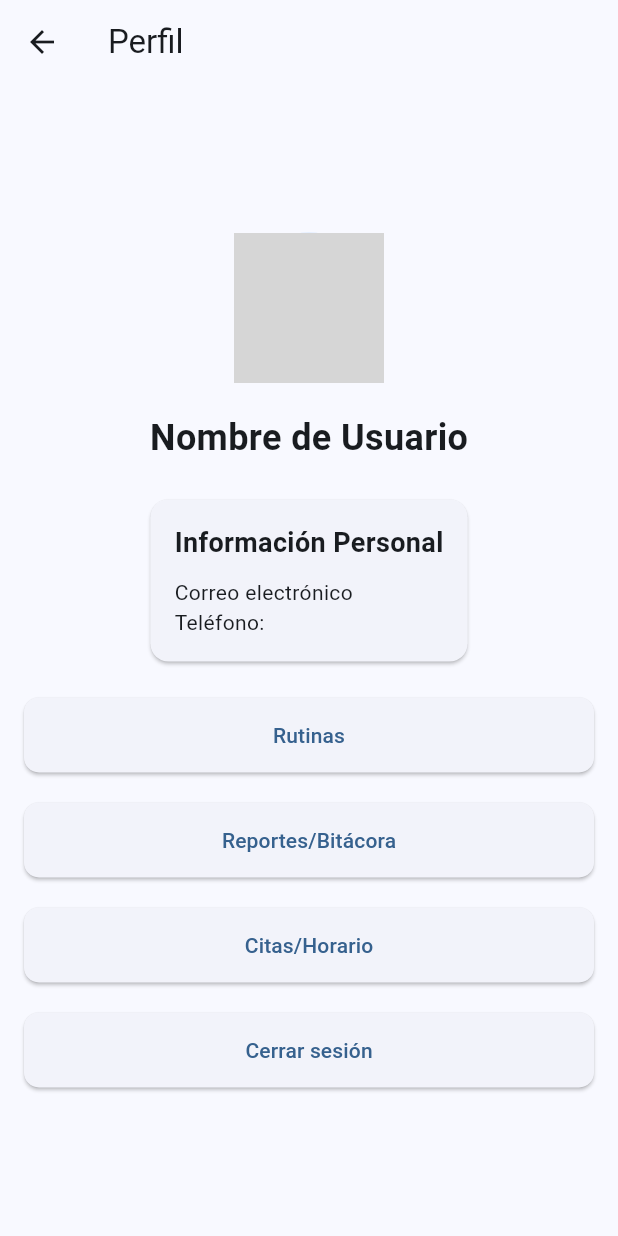
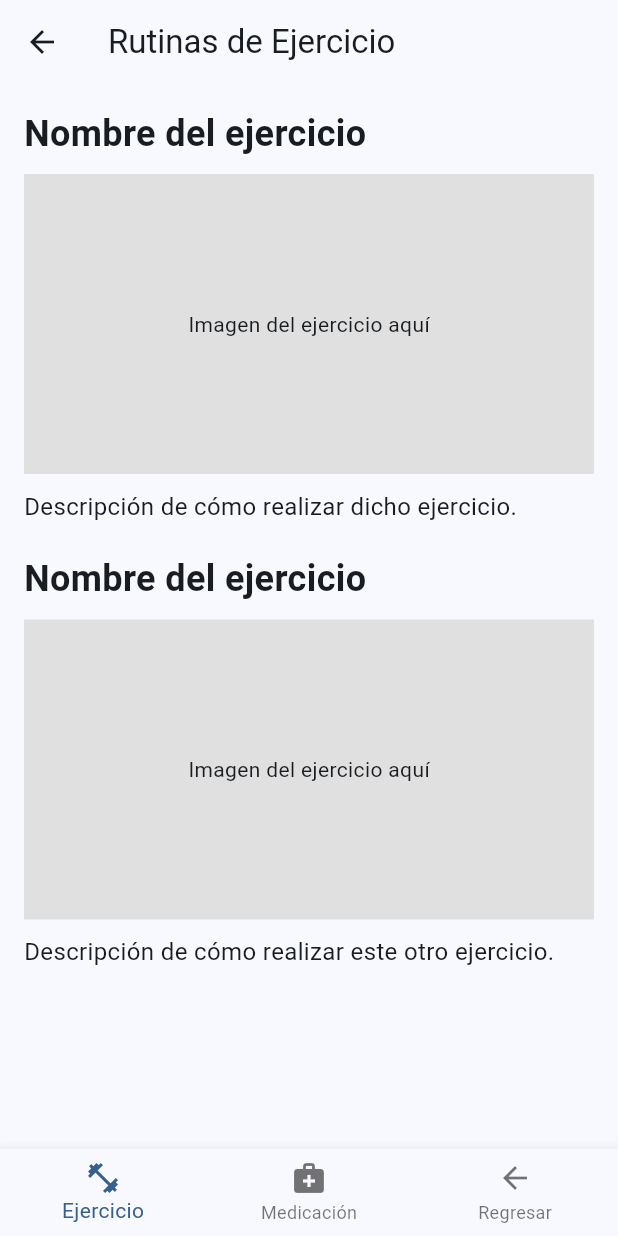
Before and after one commit to SaulVVelazquez/recoverfusion, a Flutter app: the ProfilePage screen opened directly, after a tap on "Rutinas", on a phone screen of 412 x 824 dp. Run offline on Flutter 3.47's test engine with Material 3 defaults, Android fonts, the light colour scheme and no system bars; our stand-ins replace image_picker; missing offline and left inert: qr_code_scanner; grey boxes are pictures that could not be loaded.

Commit message:
ya esta maquedo perfil y rutinas similar a los diseños que estan en miro , lo estoy haciendo desde el visual

```diff
--- a/lib/perfil.dart
+++ b/lib/perfil.dart
@@ -1,106 +1,168 @@
 import 'package:flutter/material.dart';
+import 'rutinas.dart';  // Importa la pantalla de Rutinas
+import 'dart:io';
+import 'package:image_picker/image_picker.dart'; // Asegúrate de agregar esta dependencia en tu pubspec.yaml
 
-class ProfilePage extends StatelessWidget {
+class ProfilePage extends StatefulWidget {
   const ProfilePage({super.key});
+
+  @override
+  _ProfilePageState createState() => _ProfilePageState();
+}
+
+class _ProfilePageState extends State<ProfilePage> {
+  File? _image; // Variable para almacenar la imagen seleccionada
+
+  Future<void> _chooseImage() async {
+    showModalBottomSheet(
+      context: context,
+      backgroundColor: Colors.white, // Cambia el color de fondo del modal
+      shape: RoundedRectangleBorder(
+        borderRadius: BorderRadius.vertical(top: Radius.circular(16.0)), // Redondea las esquinas superiores
+      ),
+      builder: (BuildContext context) {
+        return SingleChildScrollView( // Agrega un ScrollView para manejar el desbordamiento
+          child: Container(
+            padding: const EdgeInsets.all(16.0),
+            child: Column(
+              mainAxisSize: MainAxisSize.min, // Permite que el modal tenga el tamaño adecuado
+              children: [
+                const Text(
+                  'Selecciona una opción',
+                  style: TextStyle(fontSize: 18, fontWeight: FontWeight.bold),
+                ),
+                const SizedBox(height: 10),
+                ListTile(
+                  leading: const Icon(Icons.camera_alt),
+                  title: const Text('Tomar una foto'),
+                  onTap: () async {
+                    Navigator.pop(context); // Cierra el modal
+                    final ImagePicker picker = ImagePicker();
+                    final XFile? pickedFile = await picker.pickImage(source: ImageSource.camera);
+
+                    if (pickedFile != null) {
+                      setState(() {
+                        _image = File(pickedFile.path); // Actualiza la variable de la imagen
+                      });
+                    }
+                  },
+                ),
+                ListTile(
+                  leading: const Icon(Icons.photo),
+                  title: const Text('Subir desde galería'),
+                  onTap: () async {
+                    Navigator.pop(context); // Cierra el modal
+                    final ImagePicker picker = ImagePicker();
+                    final XFile? pickedFile = await picker.pickImage(source: ImageSource.gallery);
+
+                    if (pickedFile != null) {
+                      setState(() {
+                        _image = File(pickedFile.path); // Actualiza la variable de la imagen
+                      });
+                    }
+                  },
+                ),
+              ],
+            ),
+          ),
+        );
+      },
+    );
+  }
 
   @override
   Widget build(BuildContext context) {
     return Scaffold(
       appBar: AppBar(
-        title: const Text('Perfil'),
+        title: const Text('Perfil del Usuario'),
       ),
-      body: Center(
-        child: SingleChildScrollView(
+      body: Padding(
         padding: const EdgeInsets.all(16.0),
         child: Column(
+          crossAxisAlignment: CrossAxisAlignment.start,
+          children: [
+            // Foto del usuario
+            Center(
+              child: GestureDetector(
+                onTap: _chooseImage, // Permitir al usuario seleccionar una foto al tocar la imagen
+                child: CircleAvatar(
+                  radius: 50,
+                  backgroundImage: _image != null
+                      ? FileImage(_image!) // Muestra la imagen seleccionada
+                      : null, // No hay imagen predeterminada
+                  child: _image == null
+                      ? Column(
                           mainAxisAlignment: MainAxisAlignment.center,
-            children: <Widget>[
-              // Espacio para la foto de perfil
-              const CircleAvatar(
-                radius: 50,
-                backgroundImage: AssetImage('assets/profile_picture.png'), // Asegúrate de tener esta imagen
+                          children: const [
+                            Icon(Icons.camera_alt, size: 30), // Icono de cámara
+                            SizedBox(height: 4),
+                            Text(
+                              'Por favor ingrese su foto de perfil',
+                              style: TextStyle(fontSize: 12, color: Colors.black54), // Texto en gris
+                              textAlign: TextAlign.center, // Alineación centrada
                             ),
-              const SizedBox(height: 20),
-              // Nombre de usuario
-              const Text(
-                'Nombre de Usuario', // Coloca aquí el nombre del usuario
-                style: TextStyle(fontSize: 24, fontWeight: FontWeight.bold),
-              ),
-              const SizedBox(height: 20),
-              // Sección de información personal
-              const Card(
-                child: Padding(
-                  padding: EdgeInsets.all(16.0),
-                  child: Column(
-                    crossAxisAlignment: CrossAxisAlignment.start,
-                    children: <Widget>[
-                      Text('Información Personal', style: TextStyle(fontSize: 18, fontWeight: FontWeight.bold)),
-                      SizedBox(height: 10),
-                      Text('Correo electrónico'), // Coloca el correo aquí
-                      Text('Teléfono:'), // Coloca el teléfono aquí
-                      // Agrega más información personal si es necesario
                           ],
+                        )
+                      : null,
                 ),
               ),
             ),
             const SizedBox(height: 20),
-              // Botón de Rutinas
-              ElevatedButton(
-                onPressed: () {
-                  // Navegar a la página de Rutinas
-                },
-                style: ElevatedButton.styleFrom(
-                  minimumSize: const Size(double.infinity, 50),
-                  shape: RoundedRectangleBorder(
-                    borderRadius: BorderRadius.circular(10.0),
-                  ),
-                ),
-                child: const Text('Rutinas'),
+
+            // Información del usuario
+            const Text(
+              'Nombre de usuario',
+              style: TextStyle(fontSize: 24, fontWeight: FontWeight.bold),
             ),
             const SizedBox(height: 20),
-              // Botón de Reportes/Bitácora
-              ElevatedButton(
-                onPressed: () {
-                  // Navegar a la página de Reportes/Bitácora
+
+            // Opciones del perfil (Información Personal, Rutinas, Reportes, etc.)
+            ListTile(
+              leading: const Icon(Icons.person),
+              title: const Text('Información Personal'),
+              onTap: () {
+                // Aquí puedes navegar a la pantalla de información personal
               },
-                style: ElevatedButton.styleFrom(
-                  minimumSize: const Size(double.infinity, 50),
-                  shape: RoundedRectangleBorder(
-                    borderRadius: BorderRadius.circular(10.0),
             ),
+            ListTile(
+              leading: const Icon(Icons.fitness_center),
+              title: const Text('Rutinas'),
+              onTap: () {
+                // Navegar a la pantalla de Rutinas
+                Navigator.push(
+                  context,
+                  MaterialPageRoute(
+                    builder: (context) => const RutinasPage(),
                   ),
-                child: const Text('Reportes/Bitácora'),
+                );
+              },
+            ),
+            ListTile(
+              leading: const Icon(Icons.report),
+              title: const Text('Reportes'),
+              onTap: () {
+                // Navegar a la pantalla de reportes (pendiente de crear)
+              },
+            ),
+            ListTile(
+              leading: const Icon(Icons.schedule),
+              title: const Text('Horario'),
+              onTap: () {
+                // Navegar a la pantalla de horario (pendiente de crear)
+              },
             ),
             const SizedBox(height: 20),
-              // Botón de Citas/Horario
-              ElevatedButton(
-                onPressed: () {
-                  // Navegar a la página de Citas/Horario
-                },
-                style: ElevatedButton.styleFrom(
-                  minimumSize: const Size(double.infinity, 50),
-                  shape: RoundedRectangleBorder(
-                    borderRadius: BorderRadius.circular(10.0),
-                  ),
-                ),
-                child: const Text('Citas/Horario'),
-              ),
-              const SizedBox(height: 20),
-              // Botón de Cerrar sesión
-              ElevatedButton(
+
+            // Cerrar sesión
+            Center(
+              child: ElevatedButton(
                 onPressed: () {
                   // Lógica para cerrar sesión
                 },
-                style: ElevatedButton.styleFrom(
-                  minimumSize: const Size(double.infinity, 50),
-                  shape: RoundedRectangleBorder(
-                    borderRadius: BorderRadius.circular(10.0),
+                child: const Text('Cerrar sesión'),
               ),
             ),
-                child: const Text('Cerrar sesión'),
-              ),
           ],
-          ),
         ),
       ),
     );
--- /dev/null
+++ b/lib/rutinas.dart
@@ -0,0 +1,91 @@
+import 'package:flutter/material.dart';
+
+class RutinasPage extends StatelessWidget {
+  const RutinasPage({super.key});
+
+  @override
+  Widget build(BuildContext context) {
+    return Scaffold(
+      appBar: AppBar(
+        title: const Text('Rutinas de Ejercicio'),
+      ),
+      body: SingleChildScrollView(
+        padding: const EdgeInsets.all(16.0),
+        child: Column(
+          crossAxisAlignment: CrossAxisAlignment.start,
+          children: [
+            const Text(
+              'Nombre del ejercicio',
+              style: TextStyle(fontSize: 24, fontWeight: FontWeight.bold),
+            ),
+            const SizedBox(height: 10),
+
+            // Espacio para la imagen del ejercicio
+            Container(
+              color: Colors.grey[300], // Solo para mostrar el espacio de la imagen
+              height: 200,
+              width: double.infinity,
+              child: const Center(
+                child: Text('Imagen del ejercicio aquí'),
+              ),
+            ),
+            const SizedBox(height: 10),
+
+            // Descripción del ejercicio
+            const Text(
+              'Descripción de cómo realizar dicho ejercicio.',
+              style: TextStyle(fontSize: 16),
+            ),
+            const SizedBox(height: 20),
+
+            // Segunda sección: otra imagen y descripción
+            const Text(
+              'Nombre del ejercicio',
+              style: TextStyle(fontSize: 24, fontWeight: FontWeight.bold),
+            ),
+            const SizedBox(height: 10),
+
+            // Espacio para otra imagen del ejercicio
+            Container(
+              color: Colors.grey[300],
+              height: 200,
+              width: double.infinity,
+              child: const Center(
+                child: Text('Imagen del ejercicio aquí'),
+              ),
+            ),
+            const SizedBox(height: 10),
+
+            // Descripción del segundo ejercicio
+            const Text(
+              'Descripción de cómo realizar este otro ejercicio.',
+              style: TextStyle(fontSize: 16),
+            ),
+          ],
+        ),
+      ),
+      bottomNavigationBar: BottomNavigationBar(
+        items: const [
+          BottomNavigationBarItem(
+            icon: Icon(Icons.fitness_center),
+            label: 'Ejercicio',
+          ),
+          BottomNavigationBarItem(
+            icon: Icon(Icons.medical_services),
+            label: 'Medicación',
+          ),
+          BottomNavigationBarItem(
+            icon: Icon(Icons.arrow_back),
+            label: 'Regresar',
+          ),
+        ],
+        onTap: (index) {
+          if (index == 2) {
+            // Navega hacia atrás (a la pantalla anterior)
+            Navigator.pop(context);
+          }
+        },
+      ),
+    );
+  }
+}
--- a/pubspec.yaml
+++ b/pubspec.yaml
@@ -36,6 +36,7 @@ dependencies:
   # Use with the CupertinoIcons class for iOS style icons.
   cupertino_icons: ^1.0.2
   qr_code_scanner: ^1.0.1
+  image_picker: ^1.0.8
 
 dev_dependencies:
   flutter_test:
```
Also changed, not shown: pubspec.lock, 5 other files. Lines whose indentation alone changed are shown as unchanged.
